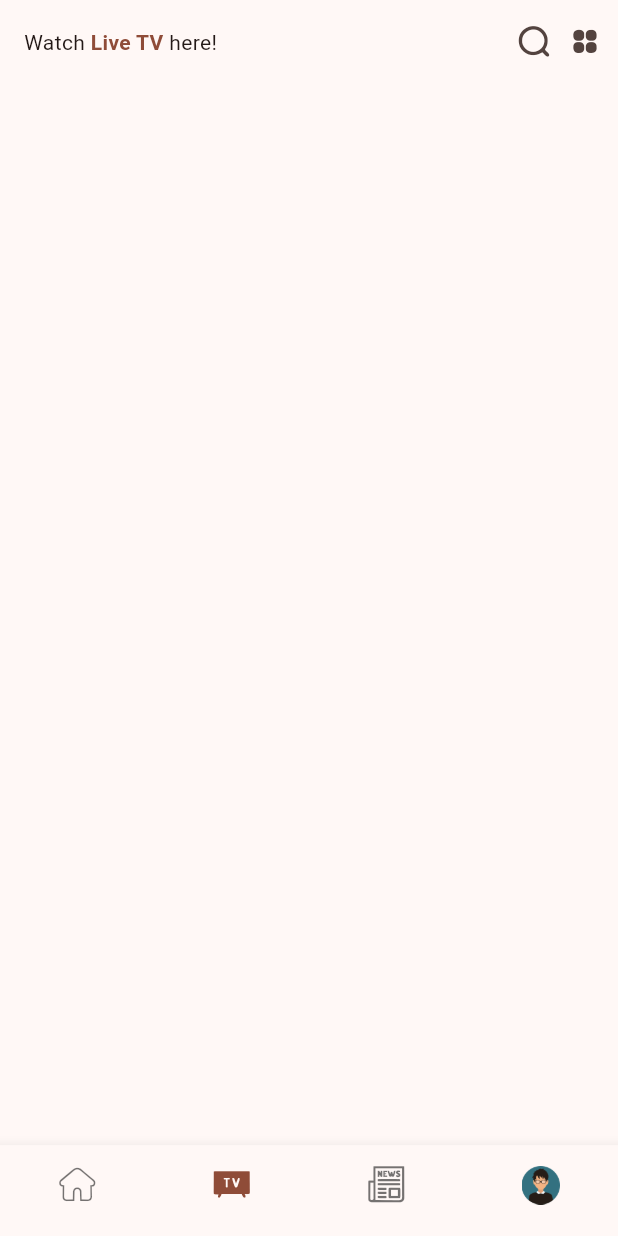
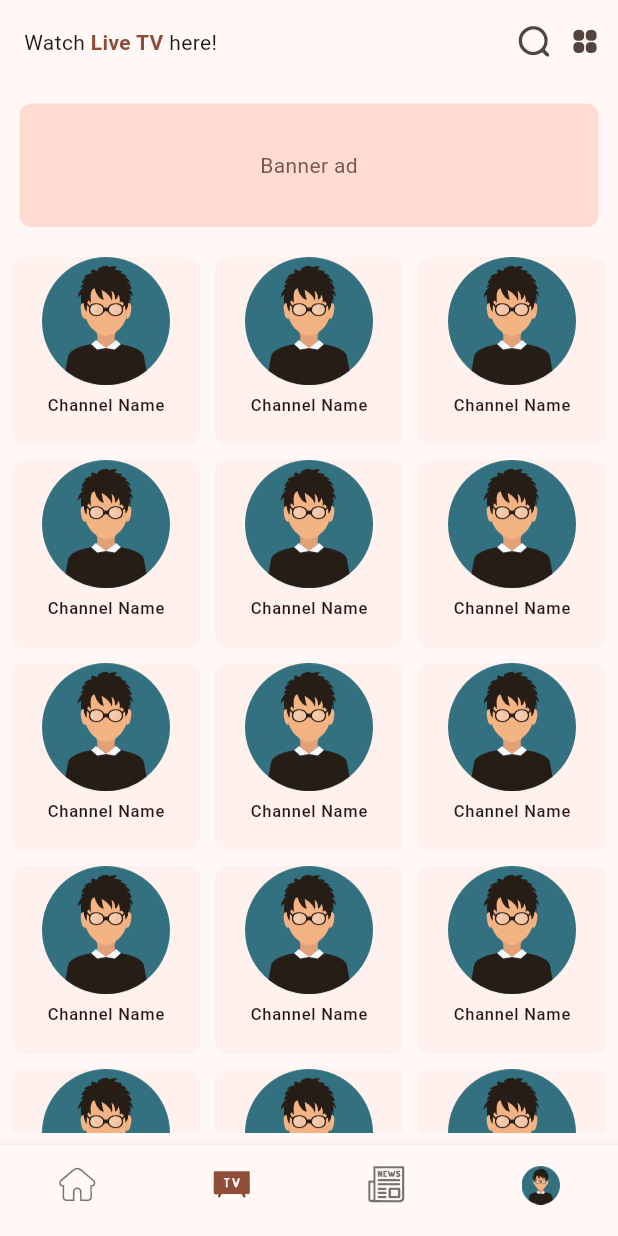
Before and after one commit to anil-s-yadav/stream24news, a Flutter app: the screen it shows after launch, item 2 of the bottom bar chosen, on a phone screen of 412 x 824 dp. Run offline on Flutter 3.47's test engine with Material 3 defaults, Android fonts, the phone set to English and light mode, and no system bars; our stand-ins replace google_fonts.

Commit message:
working on tv page

```diff
--- a/lib/dashboard/livetvpage/livetvpage.dart
+++ b/lib/dashboard/livetvpage/livetvpage.dart
@@ -10,11 +10,24 @@ class LiveTvPage extends StatefulWidget {
 }
 
 class _LiveTvPageState extends State<LiveTvPage> {
+  bool isSeachVisible = false;
   @override
   Widget build(BuildContext context) {
     return Scaffold(
       appBar: AppBar(
-        title: RichText(
+        title: isSeachVisible
+            ? SearchBar(
+                elevation: WidgetStatePropertyAll(0),
+                hintText: 'Search...',
+                trailing: [
+                  Icon(
+                    MyTabIcons.searchh,
+                    color: Theme.of(context).colorScheme.primary,
+                  ),
+                  sizedBoxW5
+                ],
+              )
+            : RichText(
                 text: TextSpan(
                   text: 'Watch ',
                   style: DefaultTextStyle.of(context).style,
@@ -29,14 +42,84 @@ class _LiveTvPageState extends State<LiveTvPage> {
                   ],
                 ),
               ),
-        actions: const [
-          Icon(MyTabIcons.searchh),
+        actions: [
+          GestureDetector(
+              onTap: () {
+                setState(() {
+                  isSeachVisible = !isSeachVisible;
+                });
+              },
+              child: Icon(
+                isSeachVisible ? Icons.cancel_outlined : MyTabIcons.searchh,
+              )),
           sizedBoxW10,
           Icon(MyTabIcons.tabview),
           sizedBoxW10
         ],
       ),
-      body: Container(),
+      body: Padding(
+        padding: const EdgeInsets.all(8),
+        child: SingleChildScrollView(
+          child: Column(
+            children: [
+              Container(
+                margin: const EdgeInsets.all(5),
+                width: double.infinity,
+                height: MediaQuery.of(context).size.height * 0.1,
+                decoration: BoxDecoration(
+                  borderRadius: BorderRadius.circular(8),
+                  color: Theme.of(context).colorScheme.secondaryContainer,
+                ),
+                child: Center(
+                    child: Text("Banner ad",
+                        style: TextStyle(
+                          color: Theme.of(context).colorScheme.secondary,
+                        ))),
+              ),
+              sizedBoxH15,
+              GridView.count(
+                physics: const NeverScrollableScrollPhysics(),
+                crossAxisCount: 3,
+                crossAxisSpacing: 10.0,
+                mainAxisSpacing: 10.0,
+                shrinkWrap: true,
+                children: List.generate(
+                  20,
+                  (index) {
+                    return Container(
+                      decoration: BoxDecoration(
+                        color:
+                            Theme.of(context).colorScheme.surfaceContainerLow,
+                        borderRadius: const BorderRadius.all(
+                          Radius.circular(8),
+                        ),
+                      ),
+                      child: SingleChildScrollView(
+                        child: Column(
+                          mainAxisAlignment: MainAxisAlignment.center,
+                          crossAxisAlignment: CrossAxisAlignment.center,
+                          children: [
+                            Image.asset(
+                              "lib/assets/images/profile.png",
+                              scale: 1.5,
+                            ),
+                            sizedBoxH5,
+                            Text(
+                              maxLines: 1,
+                              "Channel Name",
+                              style: Theme.of(context).textTheme.labelSmall,
+                            )
+                          ],
+                        ),
+                      ),
+                    );
+                  },
+                ),
+              ),
+            ],
+          ),
+        ),
+      ),
     );
   }
 }
```
Also changed, not shown: lib/dashboard/homepage/presentation/homepage.dart (+68 -4 lines). Lines whose indentation alone changed are shown as unchanged.
